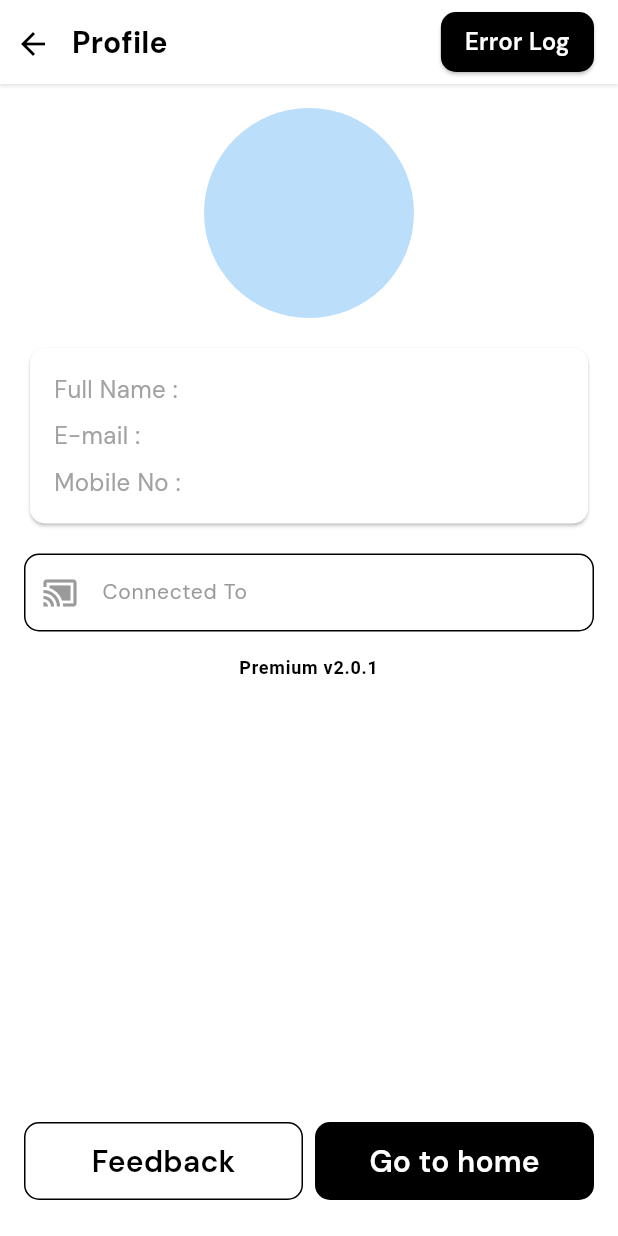
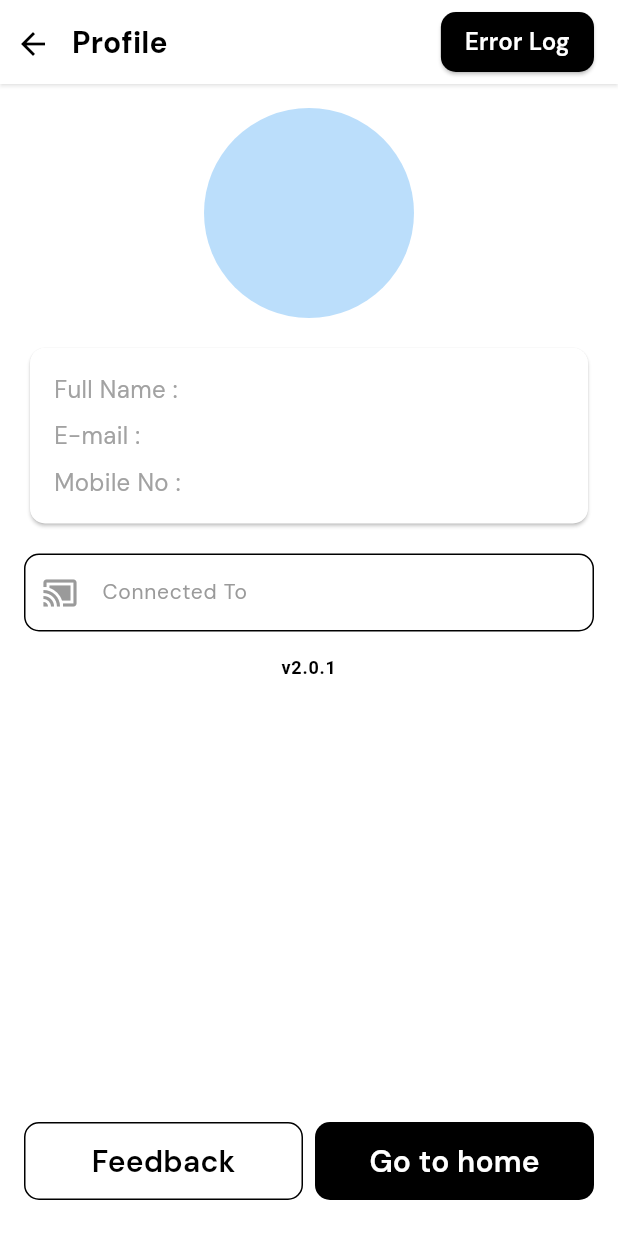
Before and after one commit to Ambibuzz/ampower_buzzit_mobile_app, a Flutter app: the ProfileView screen opened directly, on a phone screen of 412 x 824 dp. Run offline on Flutter 3.47's test engine with Material 3 defaults, Android fonts, the phone set to English and light mode, and no system bars; our stand-ins replace cached_network_image, camera, connectivity_plus, cookie_jar, dio, dio_cookie_manager and 22 more; missing offline and left inert: feedback, flutter_mentions, flutter_upgrade_version, json_table; accounts and stored records are empty; statements that could not run were skipped.

Commit message:
updated app profile version
Signed-off-by: mohitambi <mohit.yadav@ambibuzz.com>

```diff
--- a/lib/view/profile_view.dart
+++ b/lib/view/profile_view.dart
@@ -152,7 +152,7 @@ class ProfileView extends StatelessWidget {
             Align(
               alignment: Alignment.center,
               child: Text(
-                'Premium v${model.version}',
+                'v${model.version}',
                 textAlign: TextAlign.center,
                 style: Theme.of(context).textTheme.labelMedium?.copyWith(
                       fontWeight: FontWeight.bold,
```
